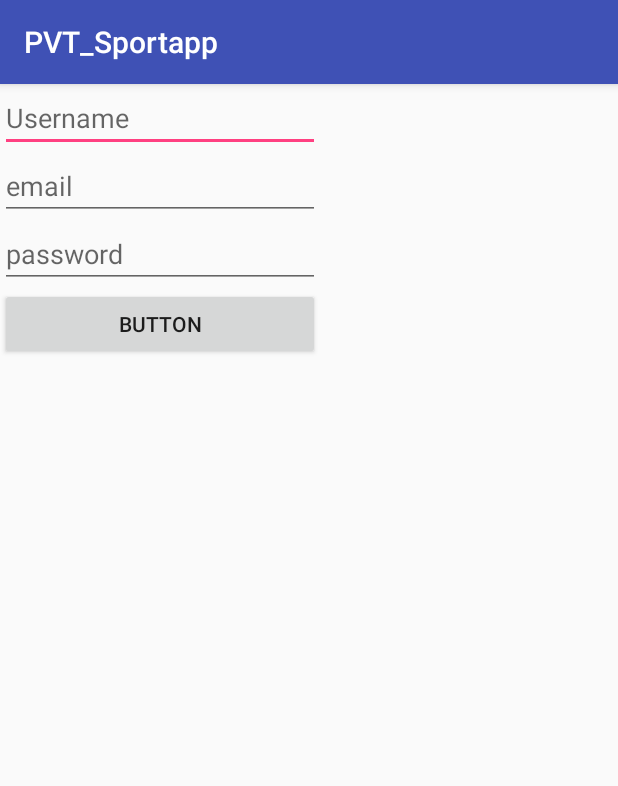
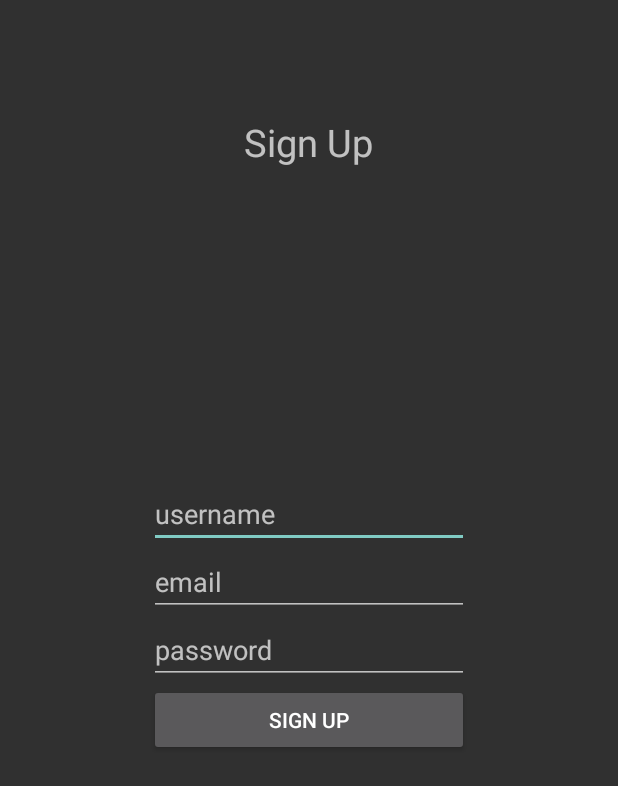
Before and after one commit to Fluchey/PVT_SportApp, an Android app: the RegisterActivity screen opened directly, with no data from a screen before it, on a phone screen of 412 x 824 dp. Shown: the top 786 px of the screen. Run offline under Robolectric (Android 15) with nearby library versions, the phone set to English and light mode, and no system bars.

Commit message:
some design added

```diff
--- a/app/src/main/AndroidManifest.xml
+++ b/app/src/main/AndroidManifest.xml
@@ -8,14 +8,15 @@
         android:label="@string/app_name"
         android:roundIcon="@mipmap/ic_launcher_round"
         android:supportsRtl="true"
-        android:theme="@style/AppTheme">
+        android:theme="@style/Theme.AppCompat.NoActionBar">
+
         <activity android:name=".MainActivity">
             <intent-filter>
                 <action android:name="android.intent.action.MAIN" />
-
                 <category android:name="android.intent.category.LAUNCHER" />
             </intent-filter>
         </activity>
+
         <activity android:name=".RegisterActivity"></activity>
     </application>
 
--- a/app/src/main/res/layout/activity_register.xml
+++ b/app/src/main/res/layout/activity_register.xml
@@ -1,68 +1,61 @@
 <?xml version="1.0" encoding="utf-8"?>
-<android.support.constraint.ConstraintLayout xmlns:android="http://schemas.android.com/apk/res/android"
+<RelativeLayout xmlns:android="http://schemas.android.com/apk/res/android"
     xmlns:app="http://schemas.android.com/apk/res-auto"
     xmlns:tools="http://schemas.android.com/tools"
     android:layout_width="match_parent"
     android:layout_height="match_parent"
+    android:orientation="vertical"
     tools:context="sportapp.pvt_sportapp.RegisterActivity">
+
+    <TextView
+        android:id="@+id/textView"
+        android:layout_width="wrap_content"
+        android:layout_height="wrap_content"
+        android:layout_alignParentTop="true"
+        android:layout_centerHorizontal="true"
+        android:layout_marginTop="77dp"
+        android:text="@string/signUp"
+        android:textSize="@dimen/header" />
 
     <LinearLayout
         android:layout_width="wrap_content"
         android:layout_height="wrap_content"
-        android:orientation="horizontal"
-        tools:layout_editor_absoluteX="8dp"
-        tools:layout_editor_absoluteY="8dp">
-
-        <LinearLayout
-            android:layout_width="wrap_content"
-            android:layout_height="wrap_content"
+        android:layout_centerInParent="true"
         android:orientation="vertical"
         tools:layout_editor_absoluteX="8dp"
-            tools:layout_editor_absoluteY="8dp">
+        tools:layout_editor_absoluteY="8dp"
+        android:id="@+id/linearLayout">
 
         <EditText
             android:id="@+id/etRegisterUsername"
             android:layout_width="match_parent"
             android:layout_height="wrap_content"
-                android:layout_weight="1"
             android:ems="10"
-                android:hint="Username"
-                android:inputType="textPersonName"
-                tools:layout_editor_absoluteX="73dp"
-                tools:layout_editor_absoluteY="102dp" />
+            android:hint="@string/username"
+            android:inputType="textPersonName"/>
 
         <EditText
             android:id="@+id/etRegisterEmail"
             android:layout_width="match_parent"
             android:layout_height="wrap_content"
-                android:layout_weight="1"
             android:ems="10"
-                android:hint="email"
-                android:inputType="textEmailAddress"
-                tools:layout_editor_absoluteX="73dp"
-                tools:layout_editor_absoluteY="156dp" />
+            android:hint="@string/email"
+            android:inputType="textEmailAddress"/>
 
         <EditText
             android:id="@+id/etRegisterPassword"
             android:layout_width="match_parent"
             android:layout_height="wrap_content"
-                android:layout_weight="1"
             android:ems="10"
-                android:hint="password"
-                android:inputType="textPassword"
-                tools:layout_editor_absoluteX="73dp"
-                tools:layout_editor_absoluteY="201dp" />
+            android:hint="@string/password"
+            android:inputType="textPassword"/>
 
         <Button
             android:id="@+id/registerButton"
             android:layout_width="match_parent"
             android:layout_height="wrap_content"
-                android:layout_weight="1"
             android:onClick="checkLogin"
-                android:text="Button"
-                tools:layout_editor_absoluteX="147dp"
-                tools:layout_editor_absoluteY="296dp" />
-        </LinearLayout>
+            android:text="@string/signUp"/>
     </LinearLayout>
 
-</android.support.constraint.ConstraintLayout>
+</RelativeLayout>
--- a/app/src/main/res/values/strings.xml
+++ b/app/src/main/res/values/strings.xml
@@ -1,3 +1,10 @@
 <resources>
     <string name="app_name">PVT_Sportapp</string>
+    <string name="username">username</string>
+    <string name="password">password</string>
+    <string name="log_in">Log In</string>
+    <string name="register_here">Register Here</string>
+    <string name="email">email</string>
+    <string name="signUp">Sign Up</string>
+
 </resources>
```
Also changed, not shown: app/src/main/res/layout/activity_main.xml (+24 -14 lines), app/src/main/res/values/dimens.xml (added, +11 -0 lines), app/src/main/res/drawable/test.jpg (added). Lines whose indentation alone changed are shown as unchanged.
